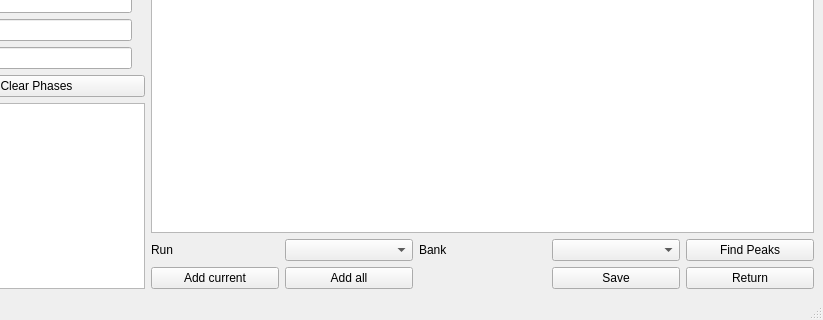
Old version of the form src/ui/gui/VdrivePeakPicker.ui in the repository neutrons/PyVDrive; both pictures show x 528 to 1351 and y 502 to 822 of the 1351 by 822 pixel window.
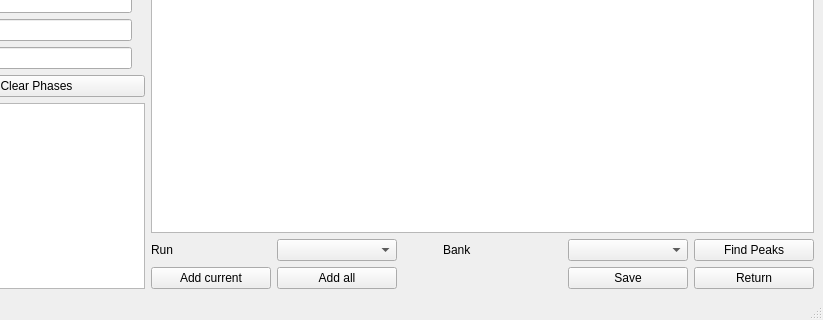
New version of the form. Custom widgets are drawn as their Qt base class.

Commit message: Refs #30. Modified UI a little bit.

```diff
--- a/src/ui/gui/VdrivePeakPicker.ui
+++ b/src/ui/gui/VdrivePeakPicker.ui
@@ -708,7 +708,7 @@
         </item>
         <item>
          <layout class="QGridLayout" name="gridLayout_2">
-          <item row="0" column="2">
+          <item row="0" column="3">
            <widget class="QLabel" name="label_10">
             <property name="text">
              <string>Bank</string>
@@ -725,14 +725,14 @@
             </property>
            </widget>
           </item>
-          <item row="0" column="3">
+          <item row="0" column="4">
            <widget class="QComboBox" name="comboBox_bankNumbers">
             <property name="toolTip">
              <string>&lt;html&gt;&lt;head/&gt;&lt;body&gt;&lt;p&gt;List the available of bank numbers of the loaded&lt;/p&gt;&lt;/body&gt;&lt;/html&gt;</string>
             </property>
            </widget>
           </item>
-          <item row="0" column="4">
+          <item row="0" column="5">
            <widget class="QPushButton" name="pushButton_findPeaks">
             <property name="toolTip">
              <string>&lt;html&gt;&lt;head/&gt;&lt;body&gt;&lt;p&gt;Find all peaks in the diffraction pattern&lt;/p&gt;&lt;p&gt;Case 1: If user does not provide structure information, then it will run FindPeaks();&lt;/p&gt;&lt;p&gt;Case 2: If user gives known structure, then this one will just plot peaks according to lattice parameters.&lt;/p&gt;&lt;/body&gt;&lt;/html&gt;</string>
@@ -762,7 +762,7 @@
             </property>
            </widget>
           </item>
-          <item row="1" column="3">
+          <item row="1" column="4">
            <widget class="QPushButton" name="pushButton_save">
             <property name="toolTip">
              <string>&lt;html&gt;&lt;head/&gt;&lt;body&gt;&lt;p&gt;push this button wil have blabla effect!&lt;/p&gt;&lt;/body&gt;&lt;/html&gt;</string>
@@ -772,7 +772,7 @@
             </property>
            </widget>
           </item>
-          <item row="1" column="4">
+          <item row="1" column="5">
            <widget class="QPushButton" name="pushButton_return">
             <property name="toolTip">
              <string>&lt;html&gt;&lt;head/&gt;&lt;body&gt;&lt;p&gt;push this button wil have blabla effect!&lt;/p&gt;&lt;/body&gt;&lt;/html&gt;</string>
@@ -782,6 +782,22 @@
             </property>
            </widget>
           </item>
+          <item row="0" column="2">
+           <spacer name="horizontalSpacer">
+            <property name="orientation">
+             <enum>Qt::Horizontal</enum>
+            </property>
+            <property name="sizeType">
+             <enum>QSizePolicy::Preferred</enum>
+            </property>
+            <property name="sizeHint" stdset="0">
+             <size>
+              <width>40</width>
+              <height>20</height>
+             </size>
+            </property>
+           </spacer>
+          </item>
          </layout>
         </item>
         <item>
```
